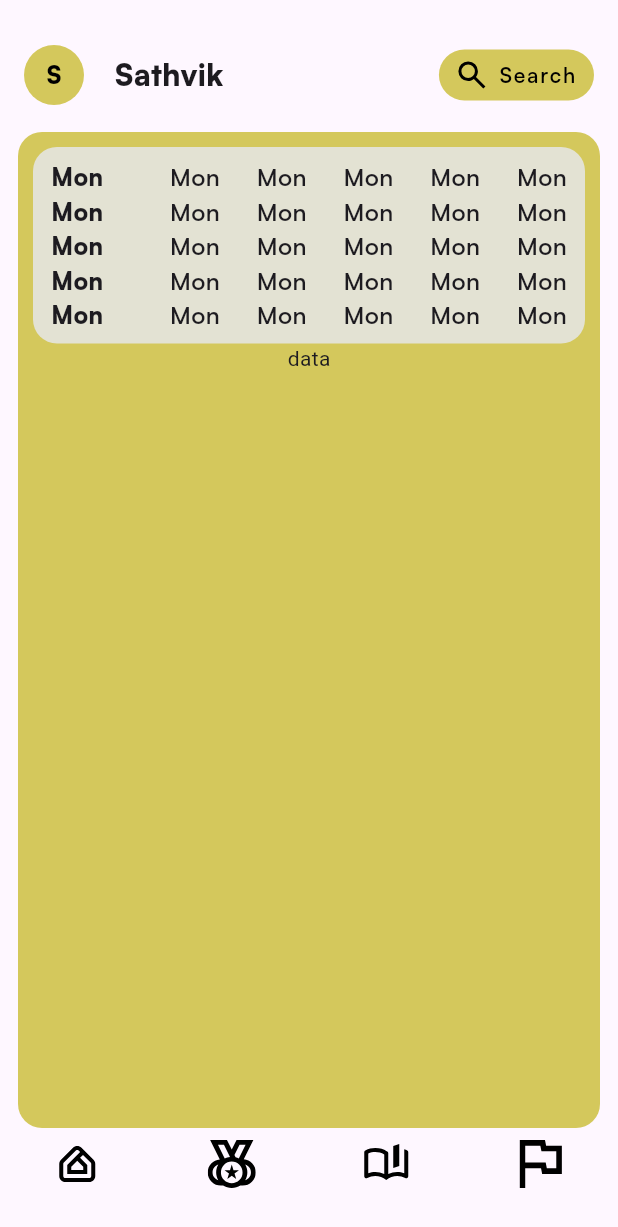
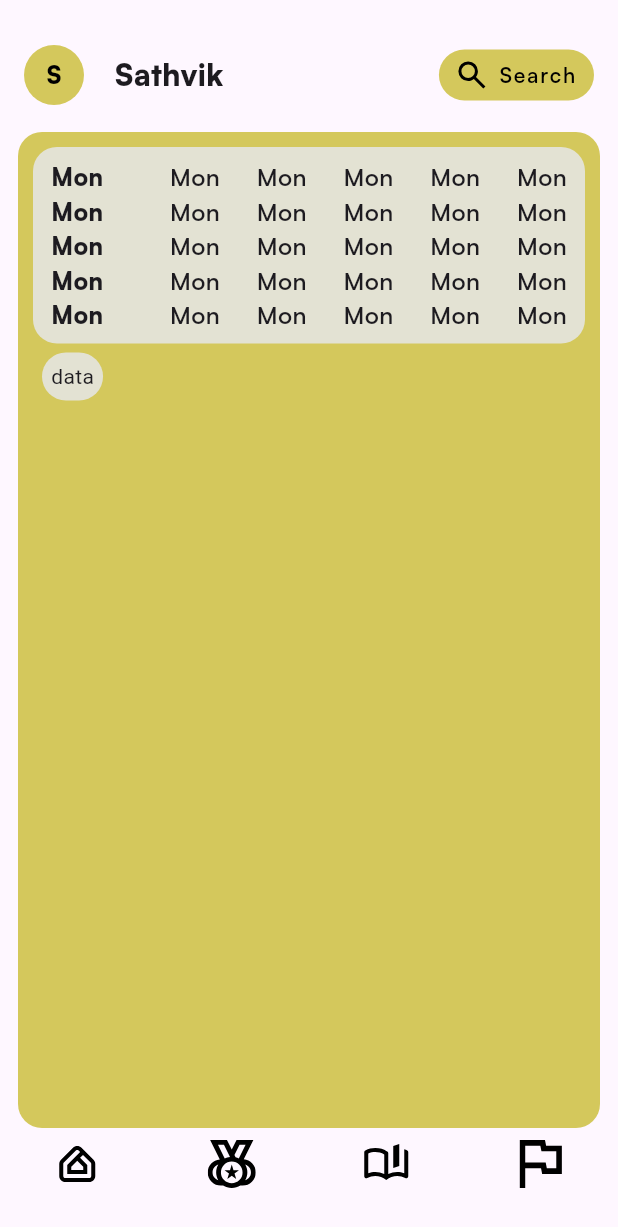
Before and after one commit to mohanyogi00009/mnm, a Flutter app: the screen it shows after launch, on a phone screen of 412 x 824 dp. Shown: the top 1227 px of the screen. Run offline on Flutter 3.47's test engine with Material 3 defaults, Android fonts, the phone set to English and light mode, and no system bars; our stand-ins replace flutter_svg.

Commit message:
notes and attendace fixing

```diff
--- a/lib/Components/NotesAttendance.dart
+++ b/lib/Components/NotesAttendance.dart
@@ -6,6 +6,51 @@ class NotesAttendance extends StatelessWidget {
 
   @override
   Widget build(BuildContext context) {
+    return Padding(padding: EdgeInsets.all(6),
+    child: Row(
+      mainAxisAlignment: MainAxisAlignment.spaceBetween,
+      children: [Container(
+        padding: EdgeInsets.all(6),
+        decoration: BoxDecoration(
+            color: const Color(0xFFE3E2D3),
+            borderRadius:  BorderRadius.circular(16)
+        ),
+        child: Column(
+          children: [Text("data")],
+        ),
+
+
+      )],
+    ),
+    );
+  }
+}
+
+
+class Notes extends StatelessWidget {
+  const Notes({super.key});
+
+  @override
+  Widget build(BuildContext context) {
     return const Placeholder();
   }
 }
+
+
+
+
+
+
+class Attendance extends StatefulWidget {
+  const Attendance({super.key});
+
+  @override
+  State<Attendance> createState() => _AttendanceState();
+}
+
+class _AttendanceState extends State<Attendance> {
+  @override
+  Widget build(BuildContext context) {
+    return const Placeholder();
+  }
+}
--- a/lib/home_page.dart
+++ b/lib/home_page.dart
@@ -124,7 +124,7 @@ class Body extends StatelessWidget {
           color: Color(0xFFD4C85C)
       ),
     child: Column(
-      children: [Timetable(),Text("data")],
+      children: [Timetable(),NotesAttendance()],
     ),);
 
   }
```
